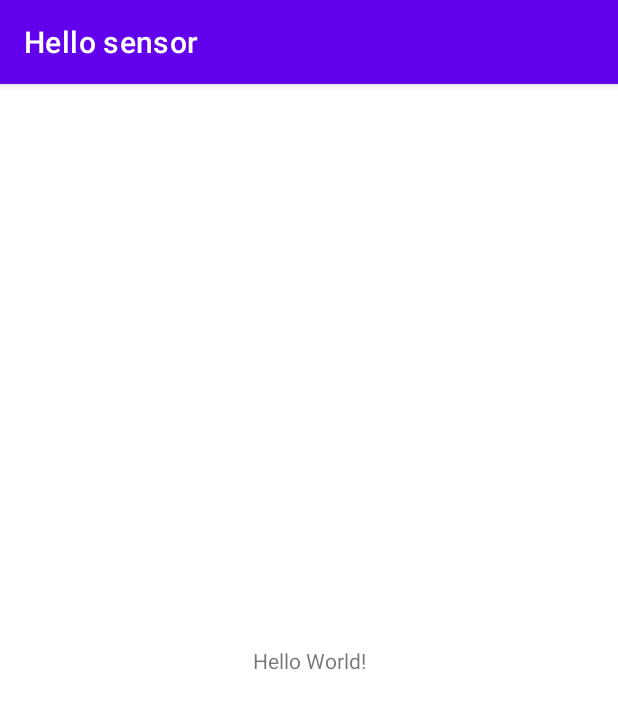
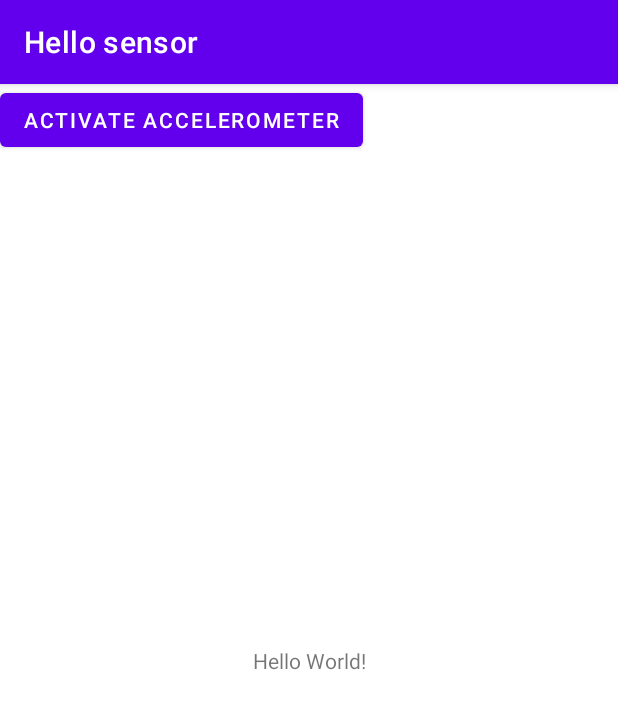
Before and after one commit to tapptorp/Hello-Sensor, an Android app: the screen it shows after launch (MainActivity), on a phone screen of 412 x 824 dp. Shown: the top 709 px of the screen. Run offline under Robolectric (Android 15) with nearby library versions, the phone set to English and light mode, and no system bars.

Commit message:
Fixat knapp med accelerometer

```diff
--- a/app/src/main/java/com/example/hellosensor/MainActivity.java
+++ b/app/src/main/java/com/example/hellosensor/MainActivity.java
@@ -2,13 +2,59 @@ package com.example.hellosensor;
 
 import androidx.appcompat.app.AppCompatActivity;
 
+import android.hardware.SensorEvent;
+import android.hardware.SensorEventListener;
+import android.hardware.SensorManager;
 import android.os.Bundle;
+import android.view.View;
+import android.widget.Button;
+import android.widget.TextView;
+import android.hardware.Sensor;
+import android.widget.Toast;
 
-public class MainActivity extends AppCompatActivity {
+public class MainActivity extends AppCompatActivity implements SensorEventListener, View.OnClickListener {
+
+    private TextView textView;
+    private SensorManager sensorManager;
+    private Sensor sensor;
+
 
     @Override
     protected void onCreate(Bundle savedInstanceState) {
         super.onCreate(savedInstanceState);
         setContentView(R.layout.activity_main);
+
+        Button button1 = findViewById(R.id.button1);
+
+        button1.setOnClickListener(this);
+
+        textView = findViewById(R.id.text_accelerometer);
+
+
+    }
+
+    @Override
+    public void onSensorChanged(SensorEvent sensorEvent) {
+        textView.setText(sensorEvent.values[0]+"\n"+sensorEvent.values[1]+"\n"+sensorEvent.values[2]);
+
+    }
+
+    @Override
+    public void onAccuracyChanged(Sensor sensor, int i) {
+
+    }
+
+    @Override
+    public void onClick(View view) {
+        switch (view.getId()) {
+            case R.id.button1:
+                Toast.makeText(this,"Button 1 clicked", Toast.LENGTH_SHORT).show();
+
+                sensorManager = (SensorManager) getSystemService(SENSOR_SERVICE);
+                sensor = sensorManager.getDefaultSensor(Sensor.TYPE_ACCELEROMETER);
+                sensorManager.registerListener(MainActivity.this,sensor,sensorManager.SENSOR_DELAY_NORMAL);
+                break;
+        }
+
     }
 }
--- a/app/src/main/res/layout/activity_main.xml
+++ b/app/src/main/res/layout/activity_main.xml
@@ -7,6 +7,7 @@
     tools:context=".MainActivity">
 
     <TextView
+        android:id="@+id/text_accelerometer"
         android:layout_width="wrap_content"
         android:layout_height="wrap_content"
         android:text="Hello World!"
@@ -15,4 +16,12 @@
         app:layout_constraintStart_toStartOf="parent"
         app:layout_constraintTop_toTopOf="parent" />
 
+    <Button
+        android:id="@+id/button1"
+        android:layout_width="wrap_content"
+        android:layout_height="wrap_content"
+        android:text="Activate accelerometer"
+        tools:layout_editor_absoluteX="124dp"
+        tools:layout_editor_absoluteY="199dp" />
+
 </androidx.constraintlayout.widget.ConstraintLayout>
```
